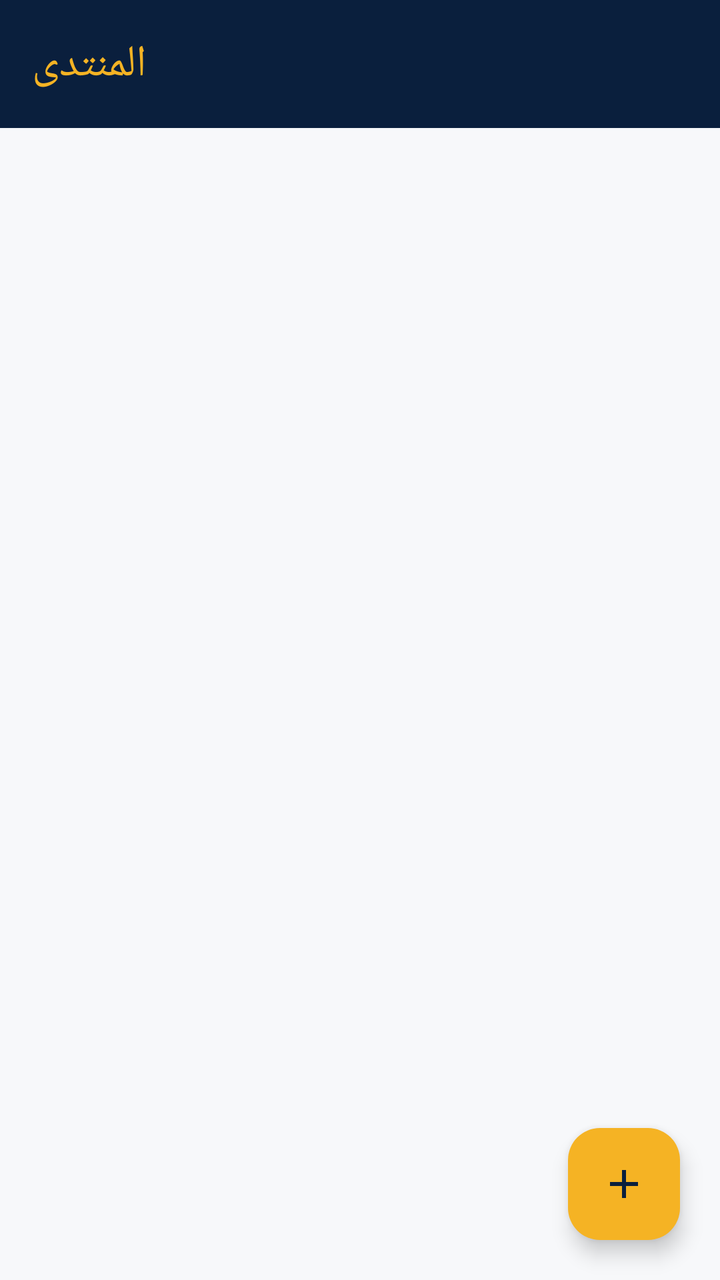
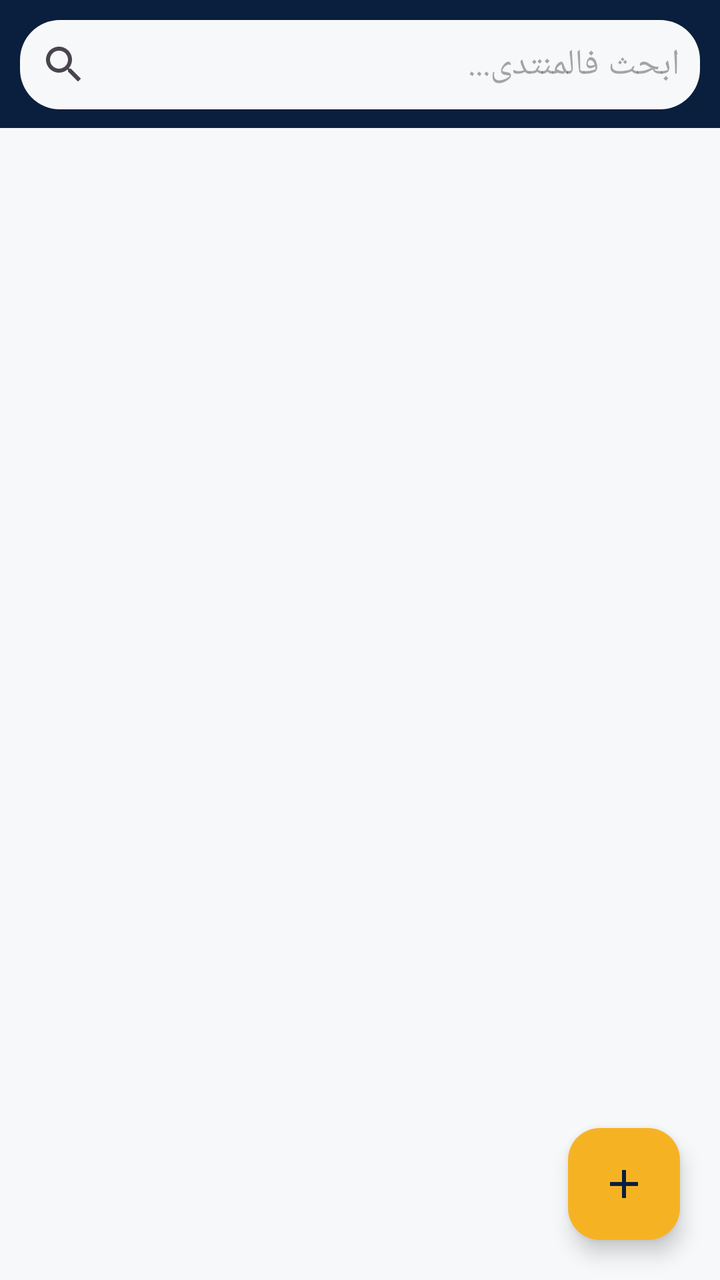

The first picture is an Android layout as it rendered before a commit; the second is the same layout after the commit. The layout source and the unified diff follow.
<!-- AndroidManifest.xml: application theme Theme.EtudiantsDroitMaroc -->
<!-- res/layout/fragment_forum.xml -->
<?xml version="1.0" encoding="utf-8"?>
<androidx.coordinatorlayout.widget.CoordinatorLayout xmlns:android="http://schemas.android.com/apk/res/android"
    xmlns:app="http://schemas.android.com/apk/res-auto"
    android:layout_width="match_parent"
    android:layout_height="match_parent"
    android:background="@color/off_white">

    <androidx.appcompat.widget.Toolbar
        android:id="@+id/toolbar"
        android:layout_width="match_parent"
        android:layout_height="?attr/actionBarSize"
        android:background="@color/navy_dark"
        app:title="@string/nav_forum"
        app:titleTextColor="@color/gold" />

    <androidx.recyclerview.widget.RecyclerView
        android:id="@+id/rvPosts"
        android:layout_width="match_parent"
        android:layout_height="match_parent"
        android:layout_marginTop="?attr/actionBarSize"
        android:padding="8dp" />

    <com.google.android.material.floatingactionbutton.FloatingActionButton
        android:id="@+id/fabNewPost"
        android:layout_width="wrap_content"
        android:layout_height="wrap_content"
        android:layout_gravity="bottom|end"
        android:layout_margin="20dp"
        android:src="@drawable/ic_add"
        app:backgroundTint="@color/gold"
        app:tint="@color/navy_dark" />

</androidx.coordinatorlayout.widget.CoordinatorLayout>
<!-- resources referenced by this layout -->
<resources>
  <color name="gold">#F5B324</color>
  <color name="navy_dark">#0A1F3D</color>
  <color name="off_white">#F7F8FA</color>
  <!-- drawable ic_add (drawable) -->
  <vector xmlns:android="http://schemas.android.com/apk/res/android"
      android:width="24dp" android:height="24dp" android:viewportWidth="24" android:viewportHeight="24">
      <path android:fillColor="#FF000000" android:pathData="M19,13h-6v6h-2v-6L5,13v-2h6L11,5h2v6h6z"/>
  </vector>
  <string name="nav_forum">المنتدى</string>
  <style name="Theme.EtudiantsDroitMaroc" parent="Theme.Material3.Light.NoActionBar">
          <item name="colorPrimary">@color/navy</item>
          <item name="colorPrimaryVariant">@color/navy_dark</item>
          <item name="colorSecondary">@color/gold</item>
          <item name="colorSecondaryVariant">@color/gold_light</item>
          <item name="android:statusBarColor">@color/navy_dark</item>
          <item name="android:windowBackground">@color/off_white</item>
          <item name="android:windowLightStatusBar" tools:targetApi="23">false</item>
      </style>
  <color name="navy">#12305C</color>
  <color name="gold_light">#FFD873</color>
</resources>

<!-- the commit's change to res/layout/fragment_forum.xml (unified diff, before → after) -->
@@ -13,11 +13,23 @@
         app:title="@string/nav_forum"
         app:titleTextColor="@color/gold" />
 
+    <com.google.android.material.textfield.TextInputEditText
+        android:id="@+id/etSearch"
+        android:layout_width="match_parent"
+        android:layout_height="wrap_content"
+        android:layout_marginTop="?attr/actionBarSize"
+        android:layout_margin="10dp"
+        android:hint="ابحث فالمنتدى..."
+        android:drawableStart="@drawable/ic_search"
+        android:drawablePadding="8dp"
+        android:padding="10dp"
+        android:background="@drawable/bg_input_field" />
+
     <androidx.recyclerview.widget.RecyclerView
         android:id="@+id/rvPosts"
         android:layout_width="match_parent"
         android:layout_height="match_parent"
-        android:layout_marginTop="?attr/actionBarSize"
+        android:layout_marginTop="128dp"
         android:padding="8dp" />
 
     <com.google.android.material.floatingactionbutton.FloatingActionButton
<!-- resource entries referenced after the edit -->
@@ -3,10 +3,27 @@
   <color name="gold">#F5B324</color>
   <color name="navy_dark">#0A1F3D</color>
   <color name="off_white">#F7F8FA</color>
+  <!-- drawable bg_input_field (drawable) -->
+  <?xml version="1.0" encoding="utf-8"?>
+  <shape xmlns:android="http://schemas.android.com/apk/res/android" android:shape="rectangle">
+      <solid android:color="@color/off_white" />
+      <corners android:radius="20dp" />
+  </shape>
   <!-- drawable ic_add (drawable) -->
   <vector xmlns:android="http://schemas.android.com/apk/res/android"
       android:width="24dp" android:height="24dp" android:viewportWidth="24" android:viewportHeight="24">
       <path android:fillColor="#FF000000" android:pathData="M19,13h-6v6h-2v-6L5,13v-2h6L11,5h2v6h6z"/>
+  </vector>
+  <!-- drawable ic_search (drawable) -->
+  <vector xmlns:android="http://schemas.android.com/apk/res/android"
+      android:width="24dp"
+      android:height="24dp"
+      android:viewportWidth="24"
+      android:viewportHeight="24"
+      android:tint="?attr/colorControlNormal">
+      <path
+          android:fillColor="#FF000000"
+          android:pathData="M15.5,14h-0.79l-0.28,-0.27C15.41,12.59 16,11.11 16,9.5 16,5.91 13.09,3 9.5,3S3,5.91 3,9.5 5.91,16 9.5,16c1.61,0 3.09,-0.59 4.23,-1.57l0.27,0.28v0.79l5,4.99L20.49,19l-4.99,-5zM9.5,14C7.01,14 5,11.99 5,9.5S7.01,5 9.5,5 14,7.01 14,9.5 11.99,14 9.5,14z" />
   </vector>
   <string name="nav_forum">المنتدى</string>
   <style name="Theme.EtudiantsDroitMaroc" parent="Theme.Material3.Light.NoActionBar">
